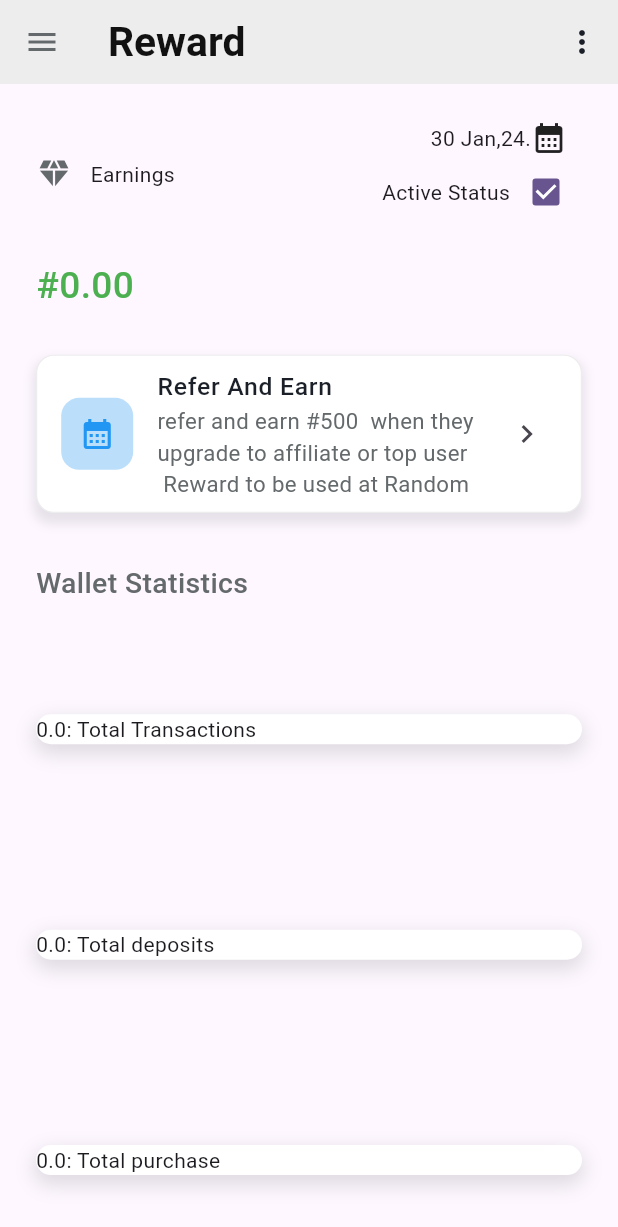
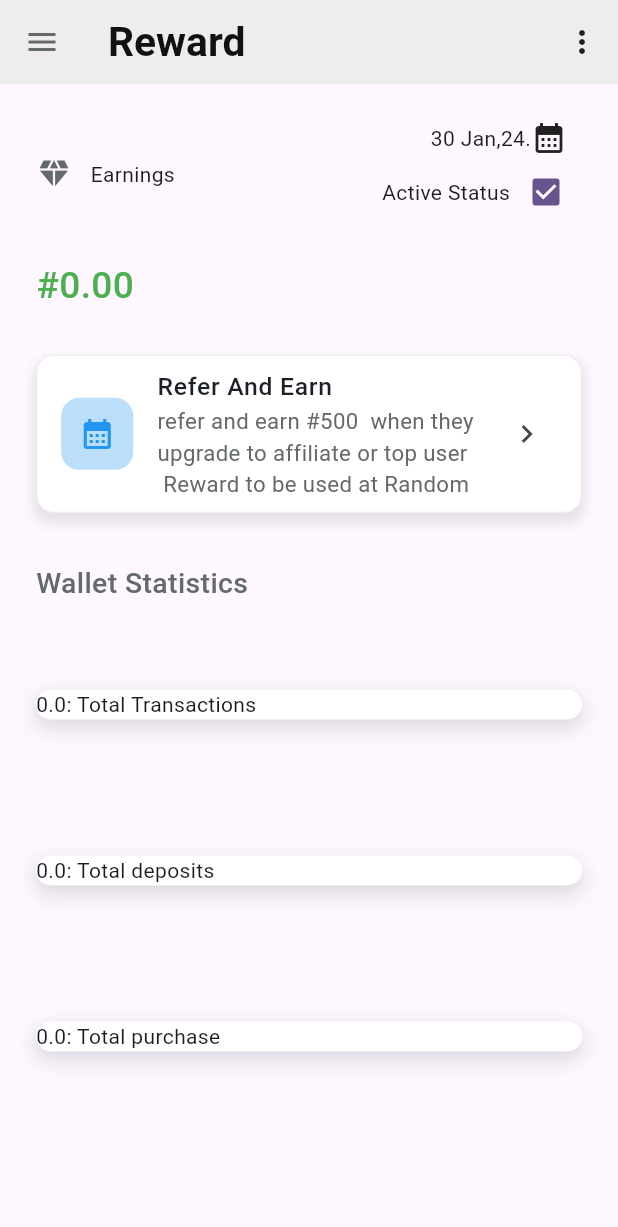
Before and after one commit to DANIEL-EKWERE/jeropaywebapp.github.io, a Flutter app: the RewardScreen screen opened directly with empty values, on a phone screen of 412 x 824 dp. Shown: the top 1227 px of the screen. Run offline on Flutter 3.47's test engine with Material 2 defaults, Android fonts, the phone set to English and light mode, and no system bars; our stand-ins replace cool_alert, firebase_core, firebase_messaging, flutter_spinkit, flutter_svg, google_fonts and 6 more; accounts and stored records are empty; network calls fail.

```diff
--- a/lib/backend/constant.dart
+++ b/lib/backend/constant.dart
@@ -1,3 +1,3 @@
 class AppUrl {
-  static String baseUrl = "https://databank-api-h413.onrender.com/api";
+  static String baseUrl = "https://data-bank.com.ng/api";
 }
--- a/lib/views/airtime_top_up.dart
+++ b/lib/views/airtime_top_up.dart
@@ -138,7 +138,9 @@ class _AirtimeTopUpState extends State<AirtimeTopUp> {
     double sizeVertical = SizeConfig.blockSizeVertical!;
     //   double sizeHorizontal = SizeConfig.blockSizeHorizontal!;
     return Scaffold(
-      floatingActionButton: fab(),
+      floatingActionButton: fab(
+
+      ),
       appBar: AppBar(
         leading: Padding(
           padding: const EdgeInsets.only(left: 24),
--- a/lib/views/home_screen.dart
+++ b/lib/views/home_screen.dart
@@ -345,7 +345,7 @@ class _HomeScreenState extends State<HomeScreen> {
               radius: 20,
               backgroundColor: kGrey,
               backgroundImage: NetworkImage(
-                  "https://databank-api-h413.onrender.com/media/profile-pic$proImg")
+                  "https://data-bank.com.ng/media/profile-pic$proImg")
               //  : Image.asset("assets/images/pic-2.png"),
               ),
           const SizedBox(
--- a/lib/views/reward.dart
+++ b/lib/views/reward.dart
@@ -205,8 +205,10 @@ class _RewardScreenState extends State<RewardScreen> {
                 height: sizeVertical * 4.0,
               ),
               Container(
-                padding: EdgeInsets.symmetric(vertical: sizeVertical * 5),
+               // margin: EdgeInsets.symmetric(vertical: sizeVertical * 5),
+                padding: EdgeInsets.symmetric(vertical: sizeVertical * 3),
                 width: double.infinity,
+               // height: sizeVertical * 5.0,
                 child: Column(
                   children: [
                     Container(
@@ -224,7 +226,7 @@ class _RewardScreenState extends State<RewardScreen> {
                       ),
                       child: Row(children: [
                         Text(total_tansactions),
-                        Text(': Total Transactions')
+                        Text(': Total Transactions'),
                       ]),
                     )
                   ],
@@ -234,8 +236,9 @@ class _RewardScreenState extends State<RewardScreen> {
                 height: sizeVertical * 5.0,
               ),
               Container(
-                padding: EdgeInsets.symmetric(vertical: sizeVertical * 5),
+                padding: EdgeInsets.symmetric(vertical: sizeVertical * 3),
                 width: double.infinity,
+              //  height: sizeVertical * 5.0,
                 child: Column(
                   children: [
                     Container(
@@ -253,7 +256,7 @@ class _RewardScreenState extends State<RewardScreen> {
                       ),
                       child: Row(children: [
                         Text(total_deposits),
-                        Text(': Total deposits')
+                        Text(': Total deposits'),
                       ]),
                     )
                   ],
@@ -263,8 +266,9 @@ class _RewardScreenState extends State<RewardScreen> {
                 height: sizeVertical * 5.0,
               ),
               Container(
-                padding: EdgeInsets.symmetric(vertical: sizeVertical * 5),
+                padding: EdgeInsets.symmetric(vertical: sizeVertical * 3),
                 width: double.infinity,
+              //  height: sizeVertical * 5.0,
                 child: Column(
                   children: [
                     Container(
@@ -280,7 +284,9 @@ class _RewardScreenState extends State<RewardScreen> {
                           )
                         ],
                       ),
-                      child: Row(children: [
+                      child: Row(
+
+                        children: [
                         Text(total_purchase),
                         Text(': Total purchase')
                       ]),
```
Also changed, not shown: lib/backend/provider/transaction_provider/transactions_provider.dart (+5 -18 lines), lib/views/add_money.dart (+18 -1 lines), lib/views/drawer_widget.dart (+27 -4 lines), lib/views/payvessel.dart (+12 -11 lines), lib/widget/fab.dart (+7 -1 lines).
